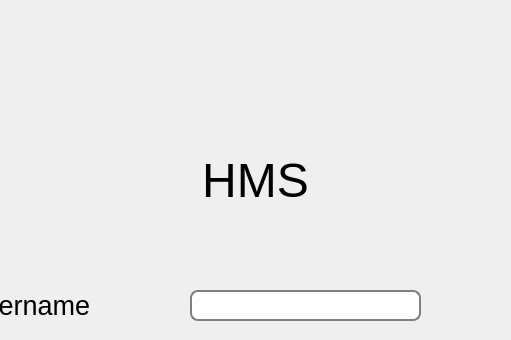
Before: the Qt Designer form RSC/loginUI/Widget_LoginUI.ui in Atichat43/HMS_project, drawn with Qt 5; both pictures show x 220 to 731 and y 0 to 340 of the 1024 by 720 pixel window.
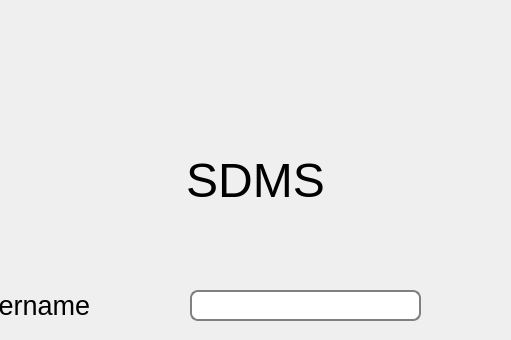
After: the same form once the commit is applied.

Diff of the .ui file:
```diff
--- a/RSC/loginUI/Widget_LoginUI.ui
+++ b/RSC/loginUI/Widget_LoginUI.ui
@@ -19,6 +19,9 @@
   <property name="windowTitle">
    <string>Form</string>
   </property>
+  <property name="autoFillBackground">
+   <bool>true</bool>
+  </property>
   <property name="styleSheet">
    <string notr="true">QLineEdit {
 padding: 1px;
@@ -37,7 +40,7 @@
     </rect>
    </property>
    <property name="text">
-    <string>&lt;html&gt;&lt;head/&gt;&lt;body&gt;&lt;p align=&quot;center&quot;&gt;&lt;span style=&quot; font-size:36pt;&quot;&gt;HMS&lt;/span&gt;&lt;/p&gt;&lt;/body&gt;&lt;/html&gt;</string>
+    <string>&lt;html&gt;&lt;head/&gt;&lt;body&gt;&lt;p align=&quot;center&quot;&gt;&lt;span style=&quot; font-size:36pt;&quot;&gt;SDMS&lt;/span&gt;&lt;/p&gt;&lt;/body&gt;&lt;/html&gt;</string>
    </property>
   </widget>
   <widget class="QLabel" name="label_2">
```
Left out of the diff: 3 changed lines with no effect on the pictures.
